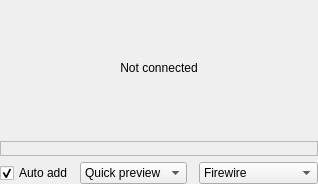
Before: the Qt Designer form src/widgets/recmonitor_ui.ui in KDE/kdenlive, drawn with Qt 5.
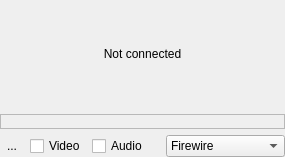
After: the same form once the commit is applied. Custom widgets are drawn as their Qt base class.

Commit message: Audio recording (works even while playing project, nice for voiceover)

What changed in the file:
```diff
--- a/src/widgets/recmonitor_ui.ui
+++ b/src/widgets/recmonitor_ui.ui
@@ -6,15 +6,15 @@
    <rect>
     <x>0</x>
     <y>0</y>
-    <width>291</width>
-    <height>184</height>
+    <width>285</width>
+    <height>157</height>
    </rect>
   </property>
   <layout class="QGridLayout" name="gridLayout">
    <property name="margin">
     <number>0</number>
    </property>
-   <item row="0" column="0" colspan="4">
+   <item row="0" column="0" colspan="6">
     <widget class="QLabel" name="video_frame">
      <property name="text">
       <string>Not connected</string>
@@ -24,7 +24,7 @@
      </property>
     </widget>
    </item>
-   <item row="1" column="0" colspan="4">
+   <item row="1" column="0" colspan="6">
     <widget class="QFrame" name="control_frame_firewire">
      <property name="sizePolicy">
       <sizepolicy hsizetype="Preferred" vsizetype="Maximum">
@@ -46,17 +46,7 @@
      </property>
     </widget>
    </item>
-   <item row="2" column="0">
-    <widget class="QCheckBox" name="autoaddbox">
-     <property name="text">
-      <string>Auto add</string>
-     </property>
-     <property name="checked">
-      <bool>true</bool>
-     </property>
-    </widget>
-   </item>
-   <item row="2" column="3">
+   <item row="2" column="5">
     <widget class="KComboBox" name="device_selector">
      <item>
       <property name="text">
@@ -80,7 +70,7 @@
      </item>
     </widget>
    </item>
-   <item row="2" column="2">
+   <item row="2" column="4">
     <spacer name="horizontalSpacer">
      <property name="orientation">
       <enum>Qt::Horizontal</enum>
@@ -94,22 +84,30 @@
     </spacer>
    </item>
    <item row="2" column="1">
-    <widget class="QComboBox" name="recording_preview">
-     <item>
+    <widget class="QCheckBox" name="rec_video">
       <property name="text">
-       <string>Quick preview</string>
-      </property>
-     </item>
-     <item>
+      <string>Video</string>
+     </property>
+    </widget>
+   </item>
+   <item row="2" column="2">
+    <widget class="QCheckBox" name="rec_audio">
       <property name="text">
-       <string>Full preview</string>
-      </property>
-     </item>
-     <item>
+      <string>Audio</string>
+     </property>
+    </widget>
+   </item>
+   <item row="2" column="0">
+    <widget class="QToolButton" name="rec_options">
       <property name="text">
-       <string>No preview</string>
-      </property>
-     </item>
+      <string>...</string>
+     </property>
+     <property name="popupMode">
+      <enum>QToolButton::InstantPopup</enum>
+     </property>
+     <property name="autoRaise">
+      <bool>true</bool>
+     </property>
     </widget>
    </item>
   </layout>
```
Left out of the diff: 2 changed lines with no effect on the pictures. Lines whose indentation alone changed are shown as unchanged. The commit also changes 5 other files.
